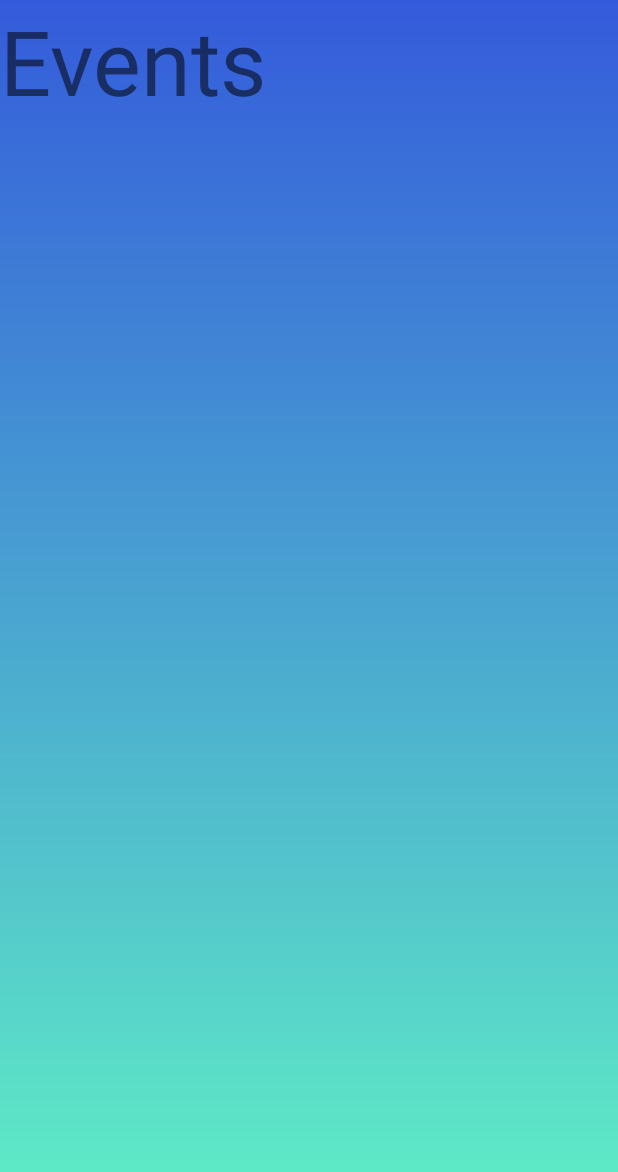
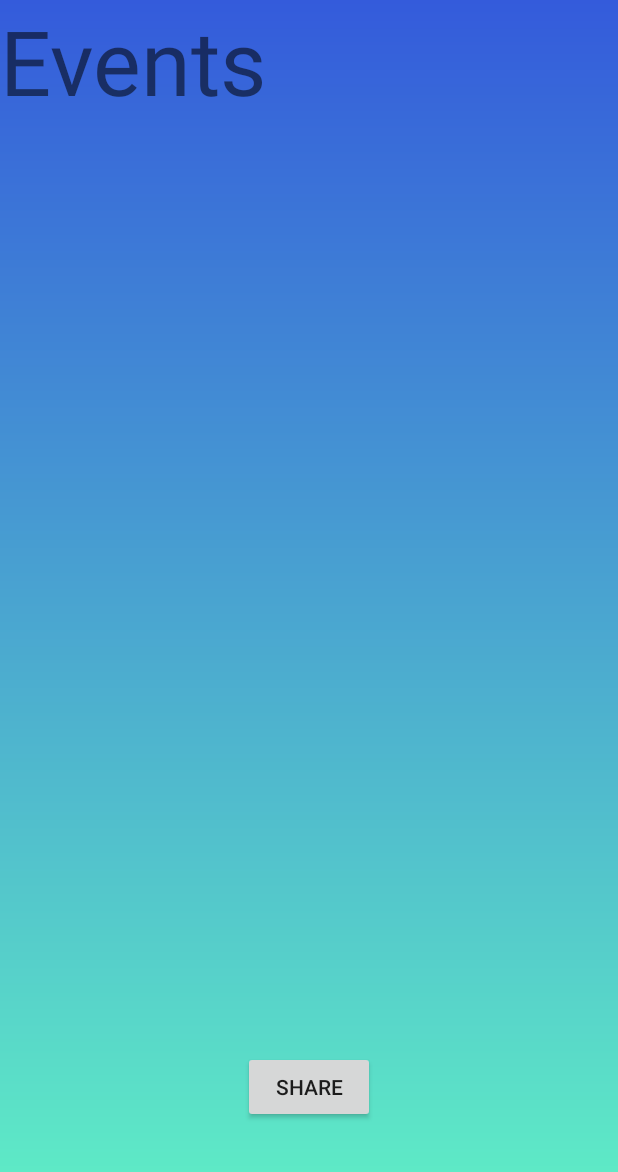
Before and after one commit to GodlyAzn/Seekr2, an Android app: the layout fragment_event.xml on its own in the app's theme, with its tools: preview values and no code run, on a phone screen of 412 x 824 dp. Shown: the top 1172 px of the screen. Run offline under Robolectric (Android 15) with nearby library versions, the phone set to English and light mode, and no system bars.

Commit message:
Menu button
Boolean statement got added

```diff
--- a/app/src/main/res/layout/fragment_event.xml
+++ b/app/src/main/res/layout/fragment_event.xml
@@ -16,6 +16,14 @@
         android:layout_width="match_parent"
         android:layout_height="match_parent">
 
+        <Button
+            android:id="@+id/button"
+            android:layout_width="wrap_content"
+            android:layout_height="wrap_content"
+            android:layout_alignParentBottom="true"
+            android:layout_centerHorizontal="true"
+            android:layout_marginBottom="75dp"
+            android:text="Share" />
     </RelativeLayout>
 
 </FrameLayout>
```
Also changed, not shown: app/src/main/java/com/example/seekr/Event.java (+10 -3 lines), app/src/main/java/com/example/seekr/MainActivity.java (+11 -5 lines).
